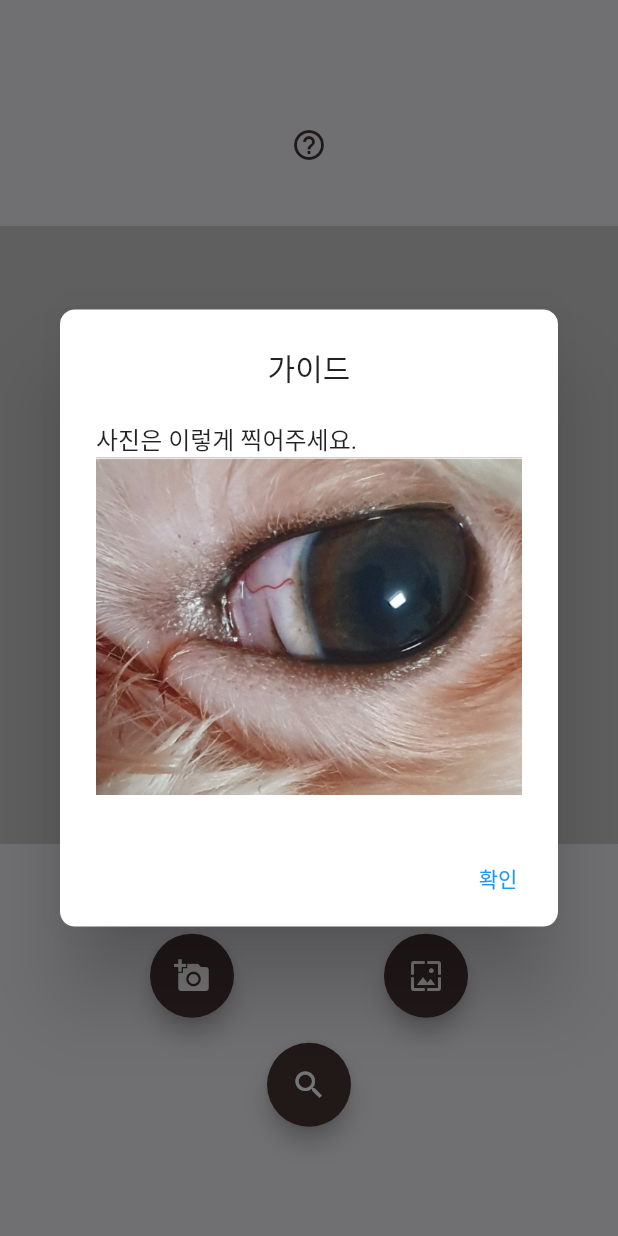
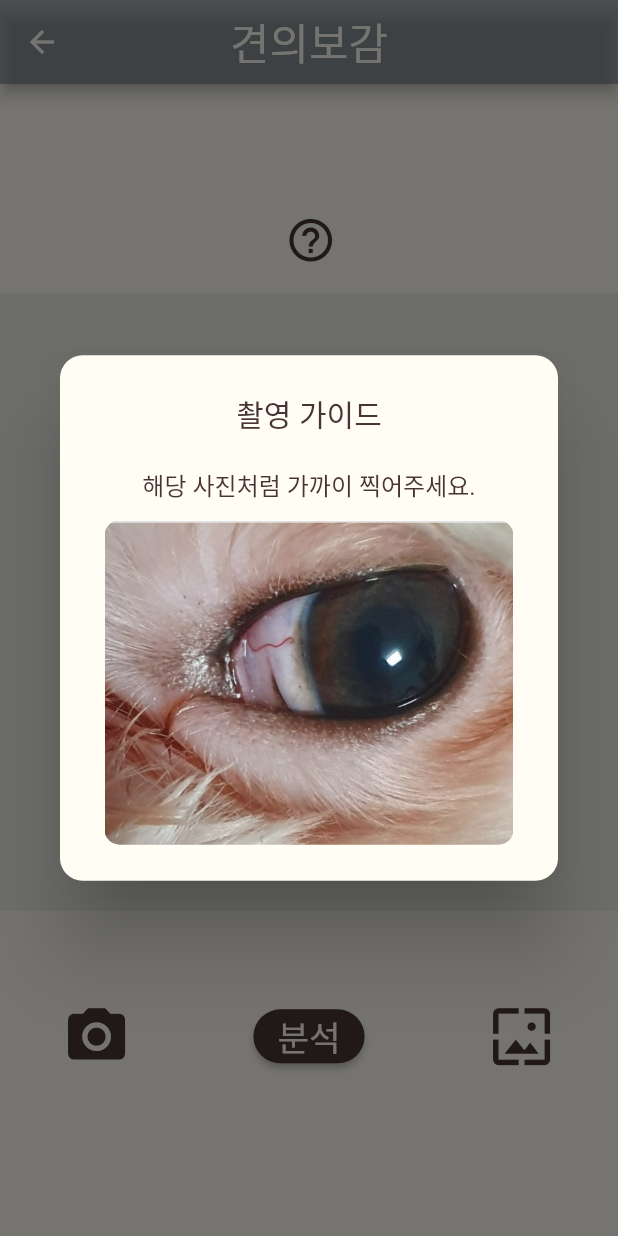
Before and after one commit to TIONBARY/GSSL, a Flutter app: the BogamPage screen opened directly, after a tap on the "help outline" icon, on a phone screen of 412 x 824 dp. Run offline on Flutter 3.47's test engine with Material 2 defaults, Android fonts, the phone set to English and light mode, and no system bars; our stand-ins replace assets_audio_player, cached_network_image, flutter_bloc, flutter_dotenv, flutter_screenutil, flutter_secure_storage and 13 more; missing offline and left inert: http_interceptor, kakaomap_webview, snapping_sheet; accounts and stored records are empty; Roboto replaces fonts that are missing (Daehan); statements that could not run were skipped.

Commit message:
:lipstick: 견의보감 페이지 디자인 수정중

```diff
--- a/FrontEnd/lib/pages/bogam_page.dart
+++ b/FrontEnd/lib/pages/bogam_page.dart
@@ -45,14 +45,23 @@ class _BogamPageState extends State<BogamPage> {
 
   // 이미지를 보여주는 위젯
   Widget showImage() {
-    return Container(
-        color: const Color(0xffd0cece),
+    return Padding(
+      padding: EdgeInsets.fromLTRB(0, 10.h, 0, 25.h),
+      child: Container(
+          color: const Color(0x1A506274),
           width: MediaQuery.of(context).size.width,
           height: MediaQuery.of(context).size.width,
           child: Center(
               child: _image == null
-                ? Text('이미지를 촬영/선택 해주세요')
-                : Image.file(File(_image!.path))));
+                  ? Text(
+                      '이미지를 촬영 또는 선택 해주세요',
+                      style: TextStyle(
+                          fontFamily: "Daehan",
+                          fontSize: 20.sp,
+                          color: btnColor),
+                    )
+                  : Image.file(File(_image!.path)))),
+    );
   }
 
   @override
@@ -62,56 +71,65 @@ class _BogamPageState extends State<BogamPage> {
         [DeviceOrientation.portraitUp, DeviceOrientation.portraitDown]);
 
     return Scaffold(
-        backgroundColor: const Color(0xfff4f3f9),
+        backgroundColor: nWColor,
+        appBar: AppBar(
+            title: Text('견의보감'),
+            centerTitle: true,
+            titleTextStyle: TextStyle(
+              color: nWColor,
+              fontFamily: "Daehan",
+              fontSize: 25.sp,
+            ),
+            iconTheme: IconThemeData(
+              color: nWColor,
+            ),
+            backgroundColor: Color(0x80506274)),
         body: Column(
           mainAxisAlignment: MainAxisAlignment.center,
           children: [
-            IconButton(
+            Center(
+              child: IconButton(
                 onPressed: () => guideDialog(),
-              icon: Icon(Icons.help_outline),
+                icon: Icon(Icons.help_outline, size: 30.sp),
                 color: btnColor,
               ),
-            SizedBox(height: 25.0.h),
+            ),
             showImage(),
-            SizedBox(
-              height: 50.0.h,
-            ),
-            Row(
-              mainAxisAlignment: MainAxisAlignment.spaceEvenly,
+            Container(
+              margin: EdgeInsets.fromLTRB(0, 25.h, 0, 25.h),
+              child: Row(
+                mainAxisAlignment: MainAxisAlignment.spaceAround,
                 children: <Widget>[
                   // 카메라 촬영 버튼
-                FloatingActionButton(
-                  child: Icon(Icons.add_a_photo),
-                  tooltip: 'pick Iamge',
+                  IconButton(
+                    padding: EdgeInsets.zero,
+                    icon: Icon(Icons.camera_alt, color: btnColor, size: 40.sp),
                     onPressed: () {
                       getImage(ImageSource.camera);
                     },
+                  ),
+                  ElevatedButton(
+                      style: ElevatedButton.styleFrom(
                         backgroundColor: btnColor,
+                        shape: new RoundedRectangleBorder(
+                          borderRadius: new BorderRadius.circular(25.0),
+                        ), // foreground
                       ),
-
-                // 갤러리에서 이미지를 가져오는 버튼
-                FloatingActionButton(
-                  child: Icon(Icons.wallpaper),
-                  tooltip: 'pick Iamge',
-                  onPressed: () {
-                    getImage(ImageSource.gallery);
-                  },
-                  backgroundColor: btnColor,
+                      child: Text(
+                        '분석',
+                        style: TextStyle(
+                            fontFamily: "Daehan",
+                            fontSize: 20.sp,
+                            color: nWColor),
                       ),
-              ],
-            ),
-            Padding(padding: EdgeInsets.all(7.h)),
-            FloatingActionButton(
-                child: Icon(Icons.search),
-                tooltip: 'diagnose',
-                backgroundColor: btnColor,
                       onPressed: () {
                         if (_image == null) {
                           print('사진을 선택해주세요');
                         } else {
                           _diagnosis();
                           loadingDialog();
-                    Future.delayed(const Duration(milliseconds: 40000), () {
+                          Future.delayed(const Duration(milliseconds: 40000),
+                              () {
                             showModalBottomSheet<void>(
                               context: context,
                               shape: RoundedRectangleBorder(
@@ -119,7 +137,7 @@ class _BogamPageState extends State<BogamPage> {
                               ),
                               builder: (BuildContext context) {
                                 return Container(
-                            height: 250.h,
+                                  height: 250,
                                   decoration: new BoxDecoration(
                                     color: pColor,
                                     borderRadius: new BorderRadius.only(
@@ -127,7 +145,7 @@ class _BogamPageState extends State<BogamPage> {
                                       topRight: const Radius.circular(25.0),
                                     ),
                                   ),
-                            padding: EdgeInsets.fromLTRB(30.w, 0, 30.w, 0),
+                                  padding: EdgeInsets.fromLTRB(30, 0, 30, 0),
                                   child: Column(
                                     children: <Widget>[
                                       Padding(padding: EdgeInsets.all(10)),
@@ -137,12 +155,14 @@ class _BogamPageState extends State<BogamPage> {
                                             MainAxisAlignment.spaceBetween,
                                         children: [
                                           Text(diagnosisResult.elementAt(0)),
-                                    Text('${diagnosisPercent.elementAt(0)}%'),
+                                          Text(
+                                              '${diagnosisPercent.elementAt(0)}%'),
                                           IconButton(
                                               onPressed: () async {
                                                 Uri _url = Uri.parse(
                                                     'https://search.naver.com/search.naver?where=nexearch&sm=top_hty&fbm=0&ie=utf8&query=' +
-                                                  diagnosisResult.elementAt(0));
+                                                        diagnosisResult
+                                                            .elementAt(0));
                                                 if (!await launchUrl(_url)) {
                                                   throw 'Could not launch $_url';
                                                 }
@@ -155,12 +175,14 @@ class _BogamPageState extends State<BogamPage> {
                                             MainAxisAlignment.spaceBetween,
                                         children: [
                                           Text(diagnosisResult.elementAt(1)),
-                                    Text('${diagnosisPercent.elementAt(1)}%'),
+                                          Text(
+                                              '${diagnosisPercent.elementAt(1)}%'),
                                           IconButton(
                                               onPressed: () async {
                                                 Uri _url = Uri.parse(
                                                     'https://search.naver.com/search.naver?where=nexearch&sm=top_hty&fbm=0&ie=utf8&query=' +
-                                                  diagnosisResult.elementAt(1));
+                                                        diagnosisResult
+                                                            .elementAt(1));
                                                 if (!await launchUrl(_url)) {
                                                   throw 'Could not launch $_url';
                                                 }
@@ -173,12 +195,14 @@ class _BogamPageState extends State<BogamPage> {
                                             MainAxisAlignment.spaceBetween,
                                         children: [
                                           Text(diagnosisResult.elementAt(2)),
-                                    Text('${diagnosisPercent.elementAt(2)}%'),
+                                          Text(
+                                              '${diagnosisPercent.elementAt(2)}%'),
                                           IconButton(
                                               onPressed: () async {
                                                 Uri _url = Uri.parse(
                                                     'https://search.naver.com/search.naver?where=nexearch&sm=top_hty&fbm=0&ie=utf8&query=' +
-                                                  diagnosisResult.elementAt(2));
+                                                        diagnosisResult
+                                                            .elementAt(2));
                                                 if (!await launchUrl(_url)) {
                                                   throw 'Could not launch $_url';
                                                 }
@@ -199,7 +223,18 @@ class _BogamPageState extends State<BogamPage> {
                             );
                           });
                         }
-                })
+                      }),
+                  // 갤러리에서 이미지를 가져오는 버튼
+                  IconButton(
+                    padding: EdgeInsets.zero,
+                    icon: Icon(Icons.wallpaper, color: btnColor, size: 40.sp),
+                    onPressed: () {
+                      getImage(ImageSource.gallery);
+                    },
+                  ),
+                ],
+              ),
+            ),
           ],
         ));
   }
@@ -207,38 +242,57 @@ class _BogamPageState extends State<BogamPage> {
   void guideDialog() {
     showDialog(
         context: context,
-        //barrierDismissible - Dialog를 제외한 다른 화면 터치 x
-        barrierDismissible: false,
         builder: (BuildContext context) {
+          Future.delayed(Duration(seconds: 3), () {
+            Navigator.pop(context);
+          });
           return AlertDialog(
-            // RoundedRectangleBorder - Dialog 화면 모서리 둥글게 조절
+            backgroundColor: nWColor,
             shape: RoundedRectangleBorder(
-                borderRadius: BorderRadius.circular(10.0)),
+                borderRadius: BorderRadius.circular(15.0)),
             //Dialog Main Title
             title: Column(
               children: <Widget>[
-                Text("가이드"),
+                Text(
+                  "촬영 가이드",
+                  textAlign: TextAlign.center,
+                  style: TextStyle(fontFamily: "Daehan", color: btnColor),
+                ),
               ],
             ),
             //
             content: Column(
               mainAxisSize: MainAxisSize.min,
-              crossAxisAlignment: CrossAxisAlignment.start,
               children: <Widget>[
                 Text(
-                  "사진은 이렇게 찍어주세요.",
+                  "해당 사진처럼 가까이 찍어주세요.",
+                  style: TextStyle(fontFamily: "Daehan", color: btnColor),
                 ),
-                Image.asset("assets/images/1.png")
+                Padding(
+                  padding: EdgeInsets.fromLTRB(5.w, 10.h, 5.w, 0),
+                  child: ClipRRect(
+                    borderRadius: BorderRadius.circular(10.0),
+                    child: Image.asset("assets/images/1.png"),
+                  ),
+                )
               ],
             ),
-            actions: <Widget>[
-              TextButton(
-                child: Text("확인"),
-                onPressed: () {
-                  Navigator.pop(context);
-                },
-              ),
-            ],
+            // actions: <Widget>[
+            //   Center(
+            //     child: ElevatedButton(
+            //       child: Text("확인",
+            //           style: TextStyle(fontFamily: "Daehan", color: nWColor)),
+            //       style: ElevatedButton.styleFrom(
+            //           backgroundColor: btnColor,
+            //           shape: RoundedRectangleBorder(
+            //             borderRadius: BorderRadius.circular(5.0),
+            //           )),
+            //       onPressed: () {
+            //         Navigator.pop(context);
+            //       },
+            //     ),
+            //   ),
+            // ],
           );
         });
   }
@@ -249,23 +303,36 @@ class _BogamPageState extends State<BogamPage> {
         //barrierDismissible - Dialog를 제외한 다른 화면 터치 x
         barrierDismissible: false,
         builder: (BuildContext context) {
-          Future.delayed(Duration(milliseconds: 40000), () {
+          Future.delayed(Duration(milliseconds: 50000), () {
             Navigator.pop(context);
           });
 
           return AlertDialog(
-            // RoundedRectangleBorder - Dialog 화면 모서리 둥글게 조절
             shape: RoundedRectangleBorder(
-                borderRadius: BorderRadius.circular(10.0)),
+                borderRadius: BorderRadius.circular(15.0)),
             //Dialog Main Title
             content: SizedBox(
-                height: 240.h,
+                height: 277.h,
                 child: Column(
                   children: [
-                    Image.asset('assets/images/loadingDog.gif'),
-                    Padding(padding: EdgeInsets.all(7.h)),
-                    Text('조금만 기다려주세요.'),
-                    Text('40초 가량 소요됩니다.')
+                    Padding(
+                      padding: EdgeInsets.fromLTRB(0, 0, 0, 20.h),
+                      child: Image.asset("assets/images/loadingDog.gif"),
+                    ),
+                    Column(
+                      children: [
+                        Text(
+                          '잠시만 기다려주세요.',
+                          style:
+                              TextStyle(fontFamily: "Daehan", color: btnColor),
+                        ),
+                        Text(
+                          '40초 가량 소요됩니다.',
+                          style:
+                              TextStyle(fontFamily: "Daehan", color: btnColor),
+                        ),
+                      ],
+                    ),
                   ],
                 )),
           );
```
Lines whose indentation alone changed are shown as unchanged.
